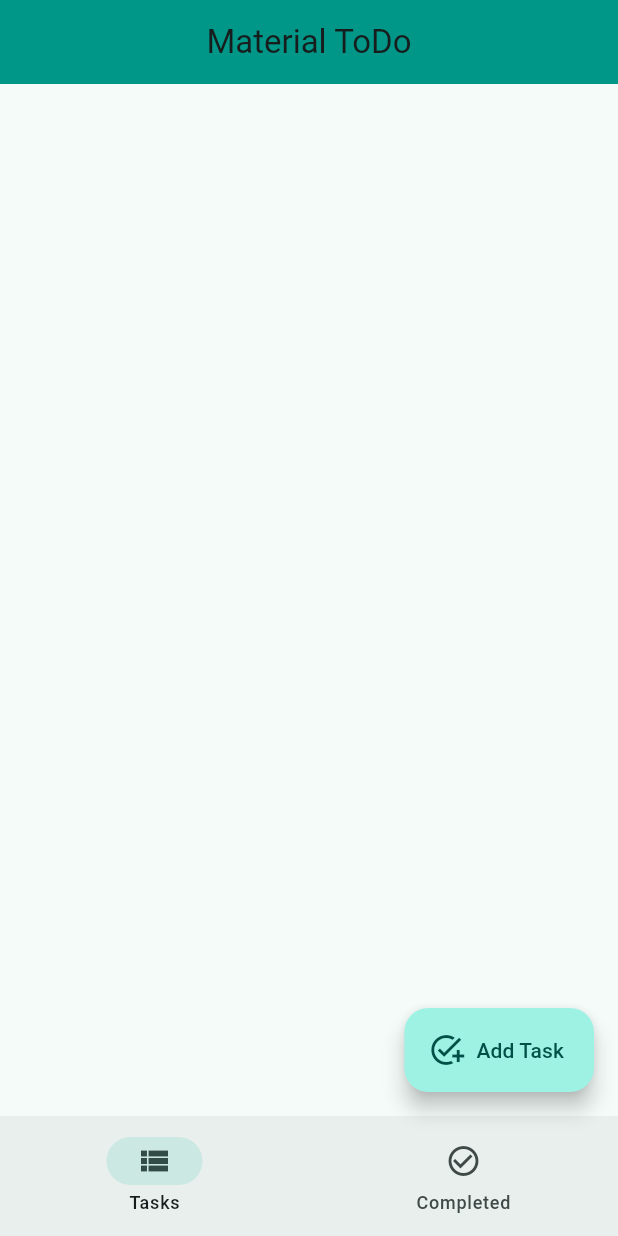
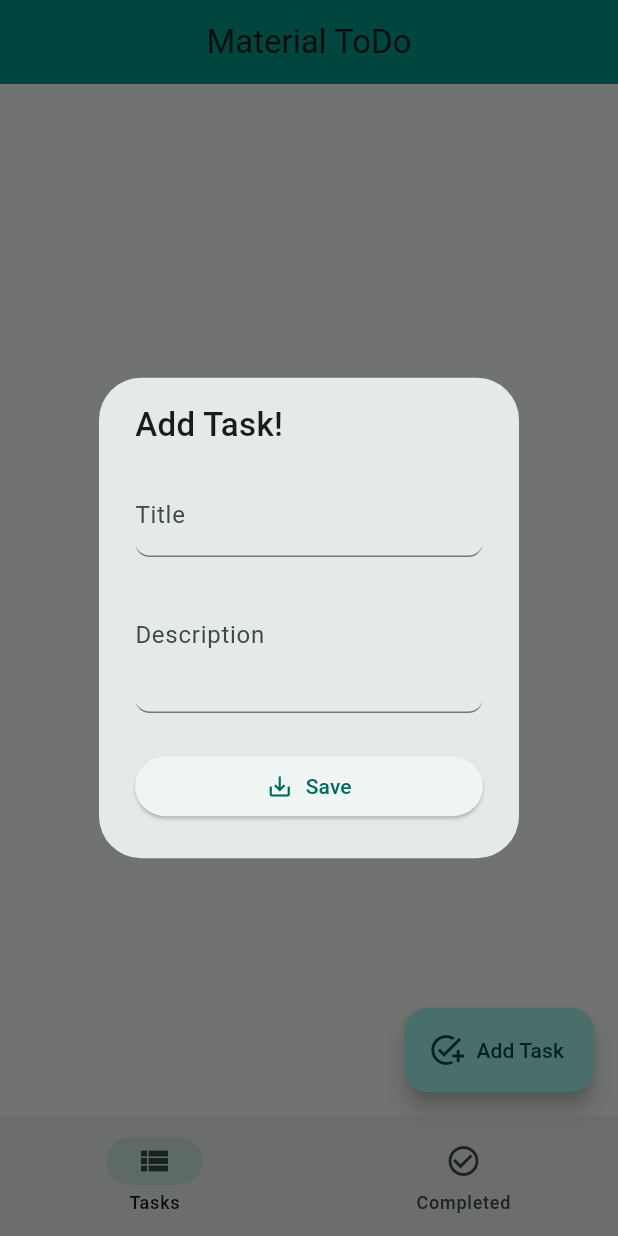
Before and after one commit to vinaytiparadi/material3_todo_provider, a Flutter app: the screen it shows after launch, after a tap on "Add Task", on a phone screen of 412 x 824 dp. Run offline on Flutter 3.47's test engine with Material 2 defaults, Android fonts, the light colour scheme and no system bars.

Commit message:
design todo form and required text widgets

```diff
--- a/lib/home_page.dart
+++ b/lib/home_page.dart
@@ -1,4 +1,5 @@
 import 'package:flutter/material.dart';
+import 'package:todo_provider/widgets/add_todo_diaglog.dart';
 
 class HomePage extends StatefulWidget {
   const HomePage({super.key});
@@ -45,7 +46,13 @@ class _HomePageState extends State<HomePage> {
       body: tabs[_selectedIndex],
       floatingActionButton: FloatingActionButton.extended(
           onPressed: () {
-
+            showDialog(
+              barrierDismissible: false,
+              context: context,
+              builder: (BuildContext context) {
+                return AddToDoDialogWidget();
+              },
+            );
           },
           icon: const Icon(Icons.add_task),
           label: const Text('Add Task')),
--- /dev/null
+++ b/lib/widgets/add_todo_diaglog.dart
@@ -0,0 +1,41 @@
+import 'package:flutter/material.dart';
+import 'package:todo_provider/widgets/todo_form_widget.dart';
+
+class AddToDoDialogWidget extends StatefulWidget {
+  const AddToDoDialogWidget({super.key});
+
+  @override
+  State<AddToDoDialogWidget> createState() => _AddToDoDialogWidgetState();
+}
+
+class _AddToDoDialogWidgetState extends State<AddToDoDialogWidget> {
+  final formKey = GlobalKey<FormState>();
+  String title = '';
+  String description = '';
+
+  @override
+  Widget build(BuildContext context) {
+    return AlertDialog(
+      content: Column(
+        mainAxisSize: MainAxisSize.min,
+        crossAxisAlignment: CrossAxisAlignment.start,
+        children: [
+          const Text(
+              'Add Task!',
+            style: TextStyle(
+              fontWeight: FontWeight.w500,
+              fontSize: 22.0,
+            ),
+          ),
+          SizedBox(height: MediaQuery.of(context).size.height* 0.02),
+          TodoFormWidget(
+            onChangedTitle: (title) => setState(() => this.title = title),
+            onChangedDescription: (description) =>
+                setState(() => this.description = description),
+            onSavedTodo: (){},
+          )
+        ],
+      ),
+    );
+  }
+}
--- /dev/null
+++ b/lib/widgets/todo_form_widget.dart
@@ -0,0 +1,72 @@
+import 'package:flutter/material.dart';
+
+class TodoFormWidget extends StatelessWidget {
+  final String title;
+  final String description;
+  final ValueChanged<String> onChangedTitle;
+  final ValueChanged<String> onChangedDescription;
+  final VoidCallback onSavedTodo;
+  const TodoFormWidget(
+      {super.key,
+      this.title = '',
+      this.description = '',
+      required this.onChangedTitle,
+      required this.onChangedDescription,
+      required this.onSavedTodo});
+
+  @override
+  Widget build(BuildContext context) {
+    return Column(
+      mainAxisSize: MainAxisSize.min,
+      children: [
+        buildTitle(),
+        buildDescription(),
+        SizedBox(height: MediaQuery.of(context).size.height * 0.03),
+        buildButton(context),
+      ],
+    );
+  }
+
+  Widget buildTitle() => TextFormField(
+        maxLines: 1,
+        initialValue: title,
+        onChanged: onChangedTitle,
+        validator: (title) {
+          if (title!.isEmpty) {
+            return 'The title cannot be empty';
+          }
+          return null;
+        },
+        decoration: InputDecoration(
+          border:
+              UnderlineInputBorder(borderRadius: BorderRadius.circular(10.0)),
+          labelText: 'Title',
+        ),
+      );
+  Widget buildDescription() => TextFormField(
+        maxLines: 3,
+        initialValue: description,
+        onChanged: onChangedDescription,
+        validator: (title) {
+          if (title!.isEmpty) {
+            return 'The description cannot be empty';
+          }
+          return null;
+        },
+        decoration: InputDecoration(
+          border:
+              UnderlineInputBorder(borderRadius: BorderRadius.circular(10.0)),
+          labelText: 'Description',
+        ),
+      );
+  Widget buildButton(BuildContext context) => SizedBox(
+      width: double.infinity,
+      child: ElevatedButton(onPressed: onSavedTodo, child: Row(
+        mainAxisAlignment: MainAxisAlignment.center,
+        children: [
+          const Icon(Icons.save_alt_outlined),
+          SizedBox(width: MediaQuery.of(context).size.width*0.02),
+          const Text('Save')
+        ],
+      )));
+}
```
